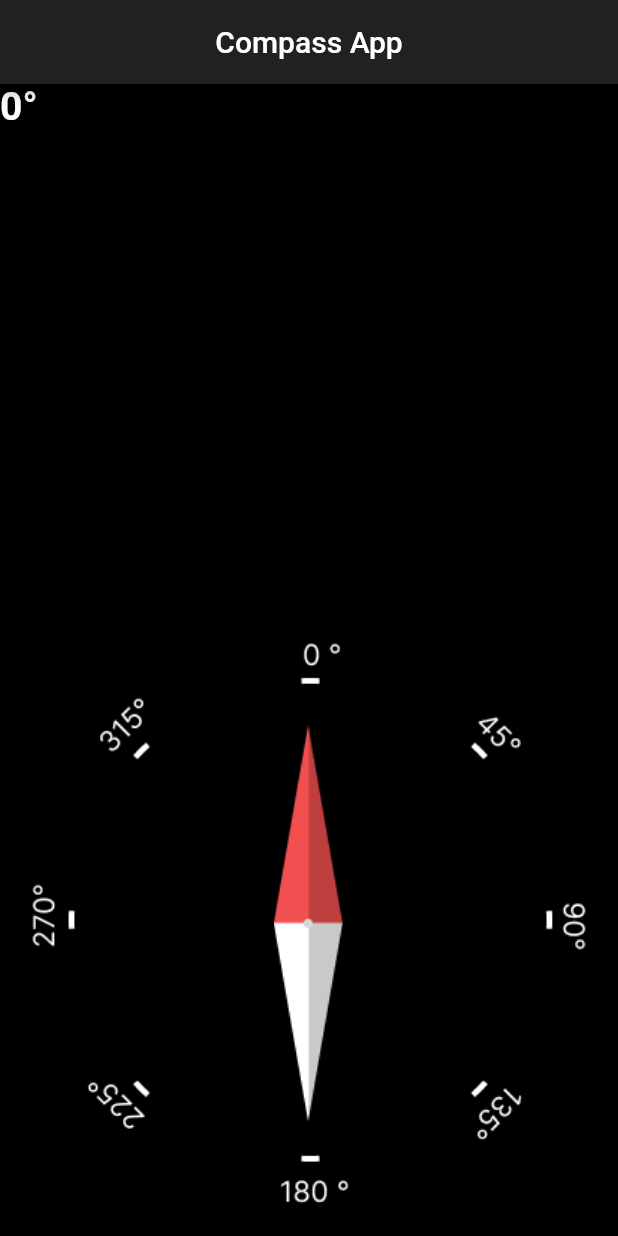
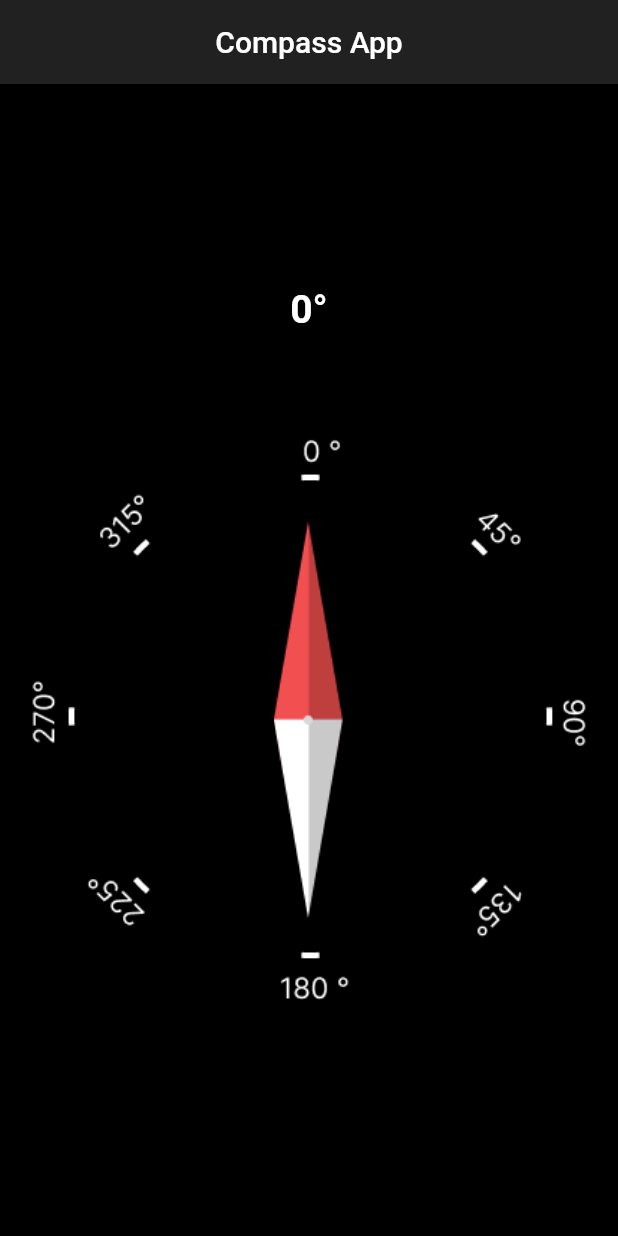
Before and after one commit to Nahed2000/compass_app, a Flutter app: the screen it shows after launch, on a phone screen of 412 x 824 dp. Run offline on Flutter 3.47's test engine with Material 2 defaults, Android fonts, the phone set to English and light mode, and no system bars; our stand-ins replace flutter_compass.

Commit message:
compass app

```diff
--- a/lib/screen/home_screen.dart
+++ b/lib/screen/home_screen.dart
@@ -38,8 +38,8 @@ class _HomeScreenState extends State<HomeScreen> {
         centerTitle: true,
       ),
       body: Column(
-        crossAxisAlignment: CrossAxisAlignment.start,
-        mainAxisAlignment: MainAxisAlignment.spaceBetween,
+        crossAxisAlignment: CrossAxisAlignment.center,
+        mainAxisAlignment: MainAxisAlignment.center,
         children: [
           Text(
             '${heading!.ceil()}°',
@@ -59,7 +59,6 @@ class _HomeScreenState extends State<HomeScreen> {
                 Transform.rotate(angle: ((heading??0)*(pi /180) * -1),
                 child: Image.asset('assets/compass.png'),
                 )
-
               ],
             ),
           ),
```
